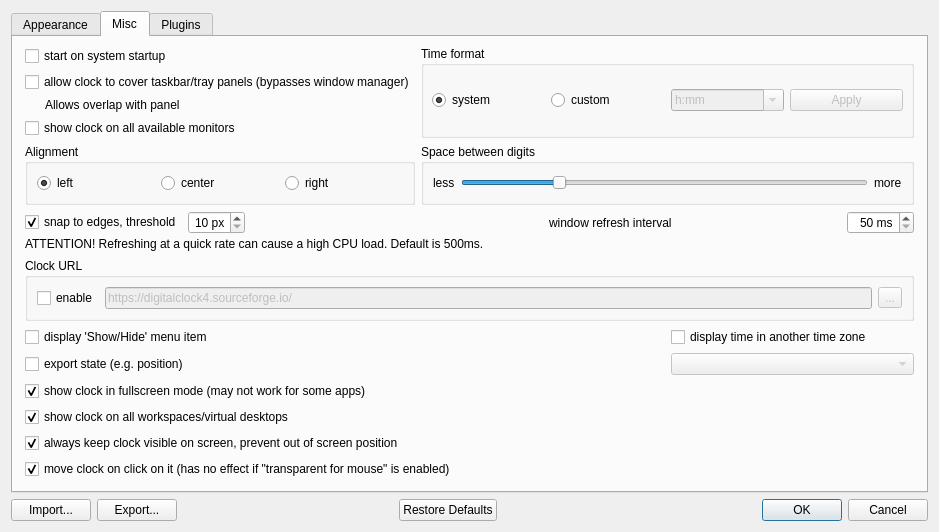
This is digital_clock/gui/settings_dialog.ui in Enumber/DigitalClock4 as Qt 5 draws it before an edit. The edited form follows.
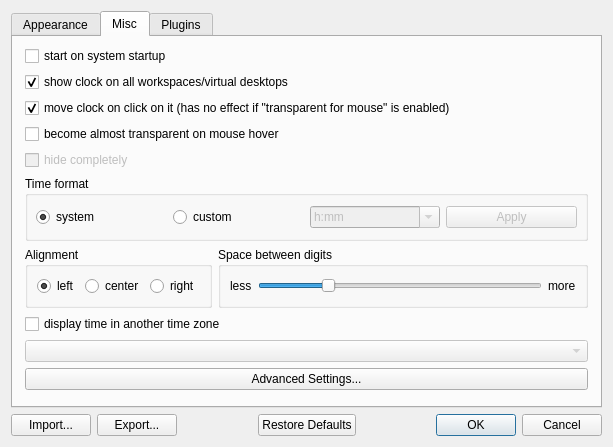
This is the edited form. The open tabs and pages were chosen to show the change. Icons and pictures are not drawn. Custom widgets are drawn as their Qt base class.

Commit message: Declutter Settings, make cover-panels/stay-on-top/taskbar-icon defaults unconditional, restore easter-egg icon, fix a Clock URL save bug

Diff of the .ui file:
```diff
--- a/digital_clock/gui/settings_dialog.ui
+++ b/digital_clock/gui/settings_dialog.ui
@@ -109,23 +109,6 @@
            </property>
           </widget>
          </item>
-         <item>
-          <widget class="QCheckBox" name="better_stay_on_top">
-           <property name="checked">
-            <bool>true</bool>
-           </property>
-           <property name="text">
-            <string>better 'stay on top' for Linux</string>
-           </property>
-          </widget>
-         </item>
-         <item>
-          <widget class="QCheckBox" name="taskbar_icon_enable">
-           <property name="text">
-            <string>show app icon in the taskbar (and in the window switcher), can be useful for screen recording software</string>
-           </property>
-          </widget>
-         </item>
          <item>
           <widget class="QCheckBox" name="transp_for_input">
            <property name="text">
@@ -140,23 +123,6 @@
            </property>
           </widget>
          </item>
-         <item>
-          <widget class="QCheckBox" name="transparent_on_hover">
-           <property name="text">
-            <string>become almost transparent on mouse hover</string>
-           </property>
-          </widget>
-         </item>
-         <item>
-          <widget class="QCheckBox" name="hide_on_mouse_hover">
-           <property name="enabled">
-            <bool>false</bool>
-           </property>
-           <property name="text">
-            <string>hide completely</string>
-           </property>
-          </widget>
-         </item>
         </layout>
        </item>
        <item row="0" column="1" colspan="2">
@@ -483,7 +449,7 @@
          </property>
          <layout class="QHBoxLayout" name="colorize_layout">
           <item>
-           <widget class="LedToolButton" name="img_color_btn"/>
+           <widget class="LedToolButton" name="img_color_btn" />
           </item>
           <item>
            <spacer name="horizontalSpacer_3">
@@ -537,7 +503,7 @@
       <attribute name="title">
        <string>Misc</string>
       </attribute>
-      <layout class="QGridLayout" name="misc_layout">
+      <layout class="QVBoxLayout" name="misc_layout">
        <property name="leftMargin">
         <number>12</number>
        </property>
@@ -547,8 +513,6 @@
        <property name="bottomMargin">
         <number>12</number>
        </property>
-       <item row="0" column="0">
-        <layout class="QVBoxLayout" name="verticalLayout">
          <item>
           <widget class="QCheckBox" name="autostart">
            <property name="text">
@@ -557,38 +521,43 @@
           </widget>
          </item>
          <item>
-          <widget class="QCheckBox" name="allow_over_panels">
-           <property name="toolTip">
-            <string>Lets the clock be placed on top of taskbars, docks and panels. The clock window has to bypass the window manager to do that, so it will no longer be minimized, arranged or restacked by it.</string>
+        <widget class="QCheckBox" name="show_on_all_workspaces">
+         <property name="checked">
+          <bool>true</bool>
            </property>
            <property name="text">
-            <string>allow clock to cover taskbar/tray panels (bypasses window manager)</string>
+          <string>show clock on all workspaces/virtual desktops</string>
            </property>
           </widget>
          </item>
          <item>
-          <widget class="QLabel" name="allow_over_panels_description">
+        <widget class="QCheckBox" name="hover_buttons_enabled">
+         <property name="checked">
+          <bool>true</bool>
+         </property>
            <property name="text">
-            <string>Allows overlap with panel</string>
-           </property>
-           <property name="indent">
-            <number>20</number>
-           </property>
-           <property name="wordWrap">
-            <bool>true</bool>
-           </property>
+          <string>move clock on click on it (has no effect if "transparent for mouse" is enabled)</string>
+         </property>
+        </widget>
+       </item>
+       <item>
+        <widget class="QCheckBox" name="transparent_on_hover">
+         <property name="text">
+          <string>become almost transparent on mouse hover</string>
+         </property>
           </widget>
          </item>
          <item>
-          <widget class="QCheckBox" name="show_on_all_monitors">
+        <widget class="QCheckBox" name="hide_on_mouse_hover">
+         <property name="enabled">
+          <bool>false</bool>
+         </property>
            <property name="text">
-            <string>show clock on all available monitors</string>
+          <string>hide completely</string>
            </property>
           </widget>
          </item>
-        </layout>
-       </item>
-       <item row="0" column="1" colspan="2">
+       <item>
         <widget class="QGroupBox" name="time_format_group">
          <property name="title">
           <string>Time format</string>
@@ -706,7 +675,9 @@
          </layout>
         </widget>
        </item>
-       <item row="1" column="0">
+       <item>
+        <layout class="QHBoxLayout" name="align_space_row">
+         <item>
         <widget class="QGroupBox" name="align_group">
          <property name="title">
           <string>Alignment</string>
@@ -739,7 +710,7 @@
          </layout>
         </widget>
        </item>
-       <item row="1" column="1" colspan="2">
+         <item>
         <widget class="QGroupBox" name="space_group">
          <property name="title">
           <string>Space between digits</string>
@@ -781,200 +752,41 @@
          </layout>
         </widget>
        </item>
-       <item row="2" column="0" colspan="3">
-        <layout class="QGridLayout" name="gridLayout_2">
-         <property name="verticalSpacing">
-          <number>2</number>
-         </property>
-         <item row="1" column="0" colspan="5">
-          <widget class="QLabel" name="refresh_interval_warning_label">
-           <property name="text">
-            <string>ATTENTION! Refreshing at a quick rate can cause a high CPU load. Default is 500ms.</string>
-           </property>
-          </widget>
-         </item>
-         <item row="0" column="0">
-          <widget class="QCheckBox" name="snap_to_edges">
-           <property name="text">
-            <string>snap to edges, threshold</string>
-           </property>
-           <property name="checked">
-            <bool>true</bool>
-           </property>
-          </widget>
-         </item>
-         <item row="0" column="4">
-          <widget class="QSpinBox" name="refresh_interval">
-           <property name="alignment">
-            <set>Qt::AlignRight|Qt::AlignTrailing|Qt::AlignVCenter</set>
-           </property>
-           <property name="suffix">
-            <string notr="true"> ms</string>
-           </property>
-           <property name="minimum">
-            <number>50</number>
-           </property>
-           <property name="maximum">
-            <number>500</number>
-           </property>
-          </widget>
-         </item>
-         <item row="0" column="3">
-          <widget class="QLabel" name="refresh_interval_label">
-           <property name="sizePolicy">
-            <sizepolicy hsizetype="MinimumExpanding" vsizetype="Preferred">
-             <horstretch>0</horstretch>
-             <verstretch>0</verstretch>
-            </sizepolicy>
-           </property>
-           <property name="text">
-            <string>window refresh interval</string>
-           </property>
-           <property name="buddy">
-            <cstring>refresh_interval</cstring>
-           </property>
-          </widget>
-         </item>
-         <item row="0" column="2">
-          <spacer name="horizontalSpacer_4">
-           <property name="orientation">
-            <enum>Qt::Horizontal</enum>
-           </property>
-           <property name="sizeHint" stdset="0">
-            <size>
-             <width>40</width>
-             <height>20</height>
-            </size>
-           </property>
-          </spacer>
-         </item>
-         <item row="0" column="1">
-          <widget class="QSpinBox" name="snap_threshold">
-           <property name="alignment">
-            <set>Qt::AlignRight|Qt::AlignTrailing|Qt::AlignVCenter</set>
-           </property>
-           <property name="suffix">
-            <string notr="true"> px</string>
-           </property>
-           <property name="minimum">
-            <number>10</number>
-           </property>
-           <property name="maximum">
-            <number>50</number>
-           </property>
-          </widget>
-         </item>
         </layout>
        </item>
-       <item row="3" column="0" colspan="3">
-        <widget class="QGroupBox" name="clock_url_group">
-         <property name="toolTip">
-          <string>If enabled, given URL will be opened with default web browser when you click on clock</string>
-         </property>
-         <property name="title">
-          <string>Clock URL</string>
-         </property>
-         <layout class="QHBoxLayout" name="clock_url_layout">
           <item>
-           <widget class="QCheckBox" name="clock_url_enabled">
-            <property name="text">
-             <string>enable</string>
-            </property>
-           </widget>
-          </item>
-          <item>
-           <widget class="QLineEdit" name="clock_url_edit">
-            <property name="enabled">
-             <bool>false</bool>
-            </property>
-            <property name="text">
-             <string notr="true">https://digitalclock4.sourceforge.io/</string>
-            </property>
-           </widget>
-          </item>
-          <item>
-           <widget class="QToolButton" name="browse_url_file_btn">
-            <property name="enabled">
-             <bool>false</bool>
-            </property>
-            <property name="toolTip">
-             <string>Browse for local file instead of URL</string>
-            </property>
-            <property name="text">
-             <string notr="true">...</string>
-            </property>
-           </widget>
-          </item>
-         </layout>
-        </widget>
-       </item>
-       <item row="4" column="0" colspan="2">
-        <widget class="QCheckBox" name="show_hide_enable">
-         <property name="text">
-          <string>display 'Show/Hide' menu item</string>
-         </property>
-        </widget>
-       </item>
-       <item row="4" column="2">
         <widget class="QCheckBox" name="change_time_zone_cbx">
          <property name="text">
           <string>display time in another time zone</string>
          </property>
         </widget>
        </item>
-       <item row="5" column="0" colspan="2">
-        <widget class="QCheckBox" name="export_state">
-         <property name="text">
-          <string>export state (e.g. position)</string>
-         </property>
-        </widget>
-       </item>
-       <item row="5" column="2">
+       <item>
         <widget class="QComboBox" name="time_zone_box">
          <property name="enabled">
           <bool>false</bool>
          </property>
         </widget>
        </item>
-       <item row="6" column="0" colspan="3">
-        <widget class="QCheckBox" name="show_in_fullscreen">
-         <property name="checked">
-          <bool>true</bool>
-         </property>
+       <item>
+        <widget class="QPushButton" name="advanced_settings_btn">
          <property name="text">
-          <string>show clock in fullscreen mode (may not work for some apps)</string>
+          <string>Advanced Settings...</string>
          </property>
         </widget>
        </item>
-       <item row="7" column="0" colspan="3">
-        <widget class="QCheckBox" name="show_on_all_workspaces">
-         <property name="checked">
-          <bool>true</bool>
+       <item>
+        <spacer name="misc_bottom_spacer">
+         <property name="orientation">
+          <enum>Qt::Vertical</enum>
          </property>
-         <property name="text">
-          <string>show clock on all workspaces/virtual desktops</string>
+         <property name="sizeHint" stdset="0">
+          <size>
+           <width>20</width>
+           <height>40</height>
+          </size>
          </property>
-        </widget>
-       </item>
-       <item row="8" column="0" colspan="3">
-        <widget class="QCheckBox" name="keep_always_visible">
-         <property name="checked">
-          <bool>true</bool>
-         </property>
-         <property name="text">
-          <string>always keep clock visible on screen, prevent out of screen position</string>
-         </property>
-        </widget>
-       </item>
-       <item row="9" column="0" colspan="3">
-        <widget class="QCheckBox" name="hover_buttons_enabled">
-         <property name="checked">
-          <bool>true</bool>
-         </property>
-         <property name="text">
-          <string>move clock on click on it (has no effect if &quot;transparent for mouse&quot; is enabled)</string>
-         </property>
-        </widget>
+        </spacer>
        </item>
       </layout>
      </widget>
@@ -993,7 +805,7 @@
         <number>12</number>
        </property>
        <item row="0" column="0">
-        <widget class="QListWidget" name="plugins_list"/>
+        <widget class="QListWidget" name="plugins_list" />
        </item>
       </layout>
      </widget>
```
Left out of the diff: 252 changed lines with no effect on the pictures. Lines whose indentation alone changed are shown as unchanged. The commit also changes 37 other files.
